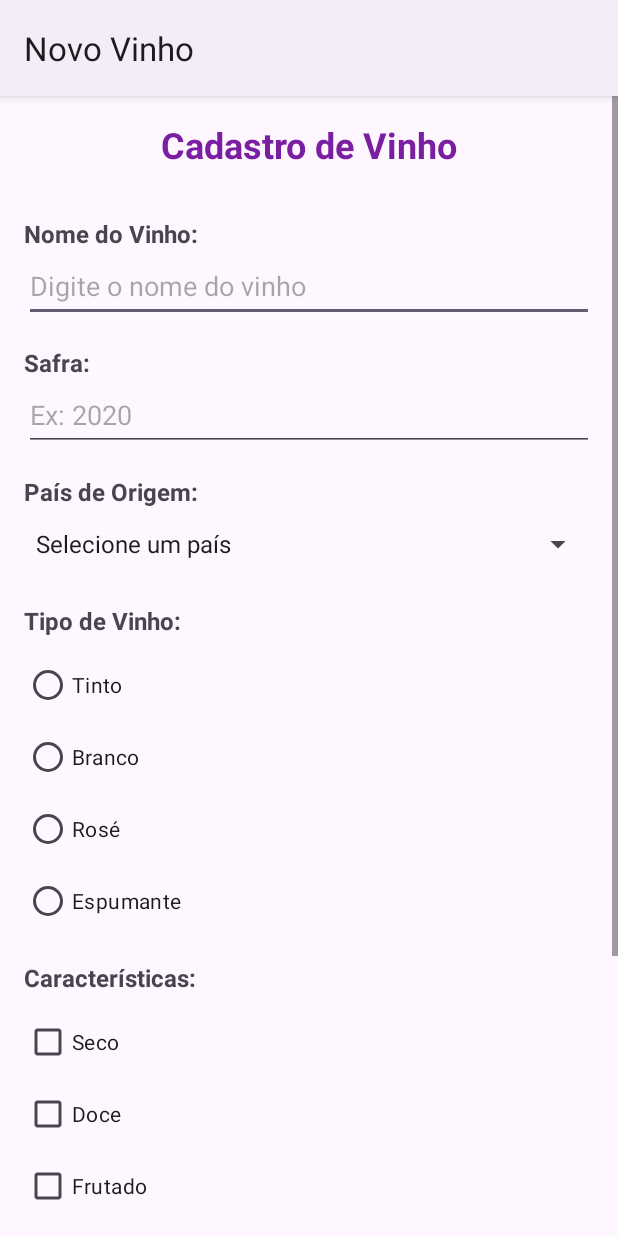
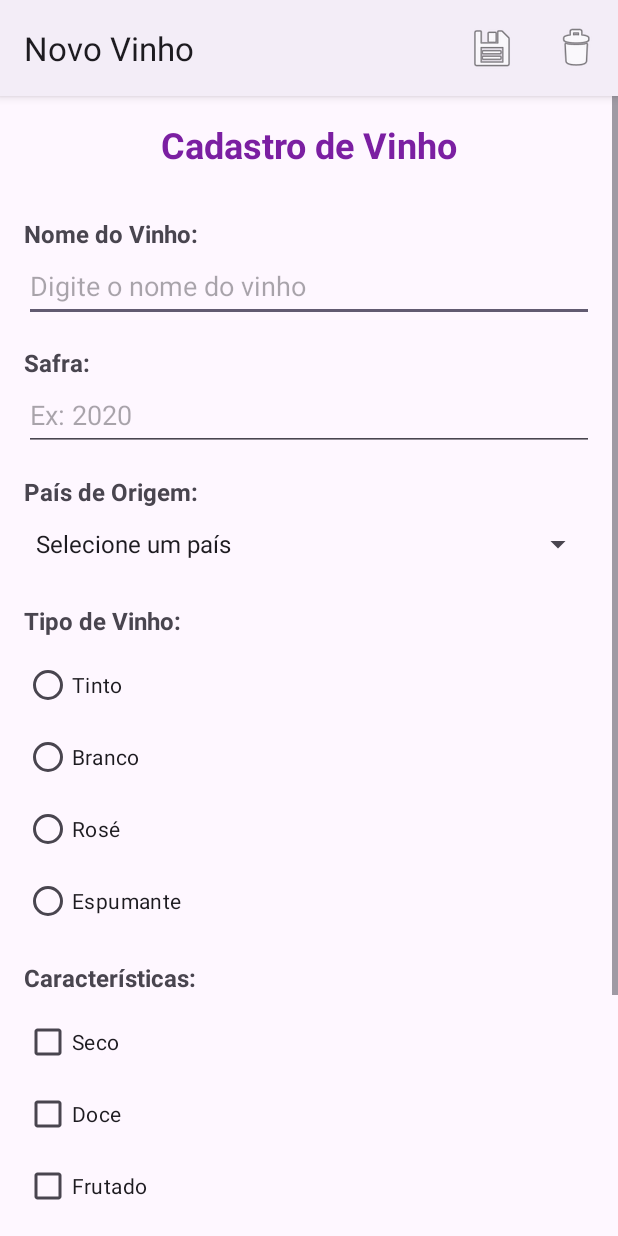
Before and after one commit to heliobrandao/java-android-utfpr-project, an Android app: the MainActivity screen opened directly, with no data from a screen before it, on a phone screen of 412 x 824 dp. Run offline under Robolectric (Android 15) with nearby library versions, the phone set to English and light mode, and no system bars.

Commit message:
alteracao dos botoes salvar/limpar para menus

```diff
--- a/app/src/main/java/br/edu/utfpr/heliobrandao/viniveritas/MainActivity.java
+++ b/app/src/main/java/br/edu/utfpr/heliobrandao/viniveritas/MainActivity.java
@@ -2,6 +2,8 @@ package br.edu.utfpr.heliobrandao.viniveritas;
 
 import android.content.Intent;
 import android.os.Bundle;
+import android.view.Menu;
+import android.view.MenuItem;
 import android.view.View;
 import android.widget.ArrayAdapter;
 import android.widget.Button;
@@ -13,6 +15,7 @@ import android.widget.Spinner;
 import android.widget.Toast;
 
 import androidx.activity.EdgeToEdge;
+import androidx.annotation.NonNull;
 import androidx.appcompat.app.AppCompatActivity;
 import androidx.core.graphics.Insets;
 import androidx.core.view.ViewCompat;
@@ -55,7 +58,7 @@ public class MainActivity extends AppCompatActivity {
         setTitle(getString(R.string.novo_vinho));
 
         inicializarComponentes();
-        configurarBotoes();
+//        configurarBotoes();
     }
 
     private void inicializarComponentes() {
@@ -68,14 +71,14 @@ public class MainActivity extends AppCompatActivity {
         checkBoxDoce = findViewById(R.id.checkBoxDoce);
         checkBoxFrutado = findViewById(R.id.checkBoxFrutado);
         checkBoxTanico = findViewById(R.id.checkBoxTanico);
-        buttonLimpar = findViewById(R.id.buttonLimpar);
-        buttonSalvar = findViewById(R.id.buttonSalvar);
+//        buttonLimpar = findViewById(R.id.buttonLimpar);
+//        buttonSalvar = findViewById(R.id.buttonSalvar);
     }
 
-    private void configurarBotoes() {
-        buttonLimpar.setOnClickListener(v -> limparFormulario());
-        buttonSalvar.setOnClickListener(v -> salvarFormulario());
-    }
+//    private void configurarBotoes() {
+//        buttonLimpar.setOnClickListener(v -> limparFormulario());
+//        buttonSalvar.setOnClickListener(v -> salvarFormulario());
+//    }
 
     private void limparFormulario() {
         editTextNomeVinho.setText("");
@@ -177,12 +180,26 @@ public class MainActivity extends AppCompatActivity {
 
         setResult(MainActivity.RESULT_OK, intentResposta);
         finish();
+    }
 
-        //aqui demos preferencia em apenas mostrar o nome do vinho e o tipo do vinho ao salvar
-//        String toastMessage = getString(R.string.vinho_salvo_prefixo) + nomeVinho + " (" + tipoVinho + ")";
-//        Toast.makeText(
-//                this,
-//                toastMessage,
-//                Toast.LENGTH_LONG).show();
+    @Override
+    public boolean onCreateOptionsMenu(Menu menu) {
+        getMenuInflater().inflate(R.menu.vinho_opcoes, menu);
+        return true;
+    }
+
+    @Override
+    public boolean onOptionsItemSelected(@NonNull MenuItem item) {
+        int idMenuItem = item.getItemId();
+
+        if (idMenuItem == R.id.menuItemSalvar) {
+            salvarFormulario();
+            return true;
+        }else
+            if (idMenuItem == R.id.menuItemLimpar) {
+                limparFormulario();
+                return true;
+            }
+        return super.onOptionsItemSelected(item);
     }
 }
--- a/app/src/main/res/layout/activity_main.xml
+++ b/app/src/main/res/layout/activity_main.xml
@@ -182,29 +182,7 @@
             android:layout_height="wrap_content"
             android:orientation="horizontal"
             android:gravity="center"
-            android:layout_marginTop="16dp">
-
-            <Button
-                android:id="@+id/buttonLimpar"
-                android:layout_width="0dp"
-                android:layout_height="wrap_content"
-                android:layout_weight="1"
-                android:text="@string/botao_limpar"
-                android:layout_marginEnd="8dp"
-                android:backgroundTint="@color/button_gray"
-                android:textColor="@android:color/black" />
-
-            <Button
-                android:id="@+id/buttonSalvar"
-                android:layout_width="0dp"
-                android:layout_height="wrap_content"
-                android:layout_weight="1"
-                android:text="@string/botao_salvar"
-                android:layout_marginStart="8dp"
-                android:backgroundTint="@color/button_purple_light"
-                android:textColor="@android:color/black" />
-
-        </LinearLayout>
+            android:layout_marginTop="16dp"/>
 
     </LinearLayout>
 
--- /dev/null
+++ b/app/src/main/res/menu/vinho_opcoes.xml
@@ -0,0 +1,15 @@
+<?xml version="1.0" encoding="utf-8"?>
+<menu xmlns:app="http://schemas.android.com/apk/res-auto"
+    xmlns:android="http://schemas.android.com/apk/res/android">
+
+    <item
+        android:id="@+id/menuItemSalvar"
+        android:icon="@android:drawable/ic_menu_save"
+        android:title="@string/botao_salvar"
+        app:showAsAction="ifRoom" />
+    <item
+        android:id="@+id/menuItemLimpar"
+        android:icon="@android:drawable/ic_menu_delete"
+        android:title="@string/botao_limpar"
+        app:showAsAction="ifRoom" />
+</menu>
```
